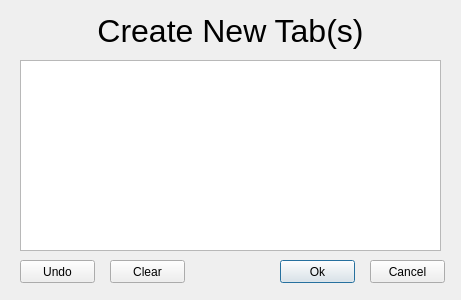
Qt form src/gui-helpers/gui-create-new-tabs.ui (Donn13Darko/uC_Interfacer) before a commit.
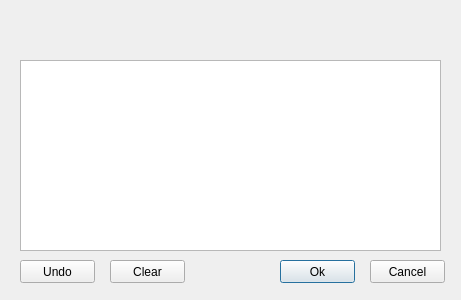
The same form after that commit.

Commit message: Enforced immediate updates for changes to tabs

The edit to the form file:
```diff
--- a/src/gui-helpers/gui-create-new-tabs.ui
+++ b/src/gui-helpers/gui-create-new-tabs.ui
@@ -28,7 +28,7 @@
     </font>
    </property>
    <property name="text">
-    <string>Create New Tab(s)</string>
+    <string/>
    </property>
    <property name="alignment">
     <set>Qt::AlignCenter</set>
```
The commit also changes 3 other files.
